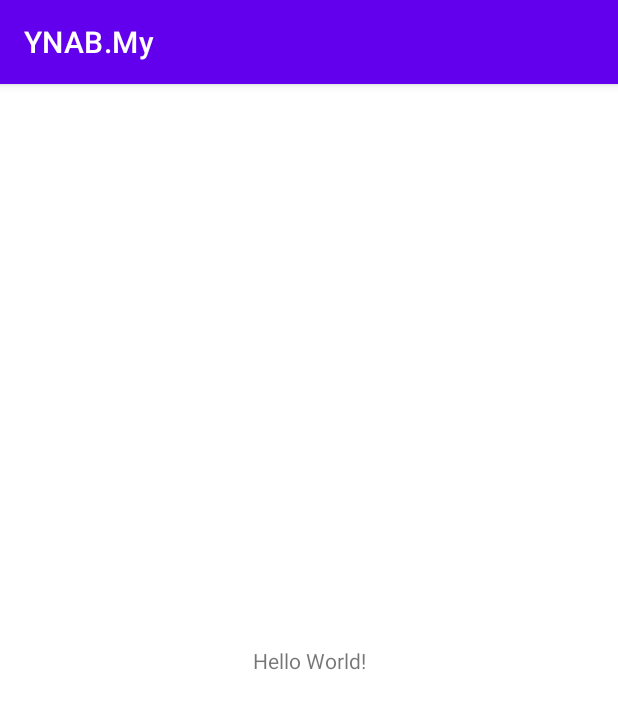
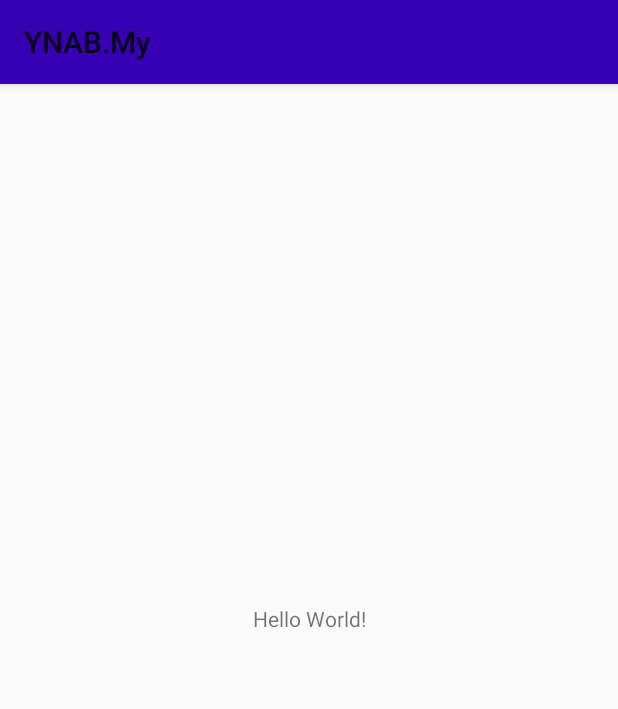
Before and after one commit to TenHorizons/YNAB.My, an Android app: the screen it shows after launch (MainActivity), on a phone screen of 412 x 824 dp. Shown: the top 709 px of the screen. Run offline under Robolectric (Android 15) with nearby library versions, the phone set to English and light mode, and no system bars.

Commit message:
action bar #1
unfinished. just a basic backbone

```diff
--- a/app/src/main/AndroidManifest.xml
+++ b/app/src/main/AndroidManifest.xml
@@ -8,7 +8,7 @@
         android:label="@string/app_name"
         android:roundIcon="@mipmap/ic_launcher_round"
         android:supportsRtl="true"
-        android:theme="@style/Theme.YNABMy">
+        android:theme="@style/Theme.AppCompat.Light.NoActionBar">
         <activity
             android:name=".MainActivity"
             android:exported="true">
--- a/app/src/main/java/com/example/ynabmy/MainActivity.java
+++ b/app/src/main/java/com/example/ynabmy/MainActivity.java
@@ -10,5 +10,6 @@ public class MainActivity extends AppCompatActivity {
     protected void onCreate(Bundle savedInstanceState) {
         super.onCreate(savedInstanceState);
         setContentView(R.layout.activity_main);
+        setSupportActionBar(findViewById(R.id.budget_toolbar));
     }
 }
--- a/app/src/main/res/layout/activity_main.xml
+++ b/app/src/main/res/layout/activity_main.xml
@@ -15,4 +15,14 @@
         app:layout_constraintRight_toRightOf="parent"
         app:layout_constraintTop_toTopOf="parent" />
 
+    <androidx.appcompat.widget.Toolbar
+        android:id="@+id/budget_toolbar"
+        android:layout_width="match_parent"
+        android:layout_height="wrap_content"
+        android:background="@color/design_default_color_primary_dark"
+        android:elevation="4dp"
+        android:theme="@style/ThemeOverlay.AppCompat.ActionBar"
+        app:popupTheme="@style/ThemeOverlay.AppCompat.Light"
+        app:layout_constraintTop_toTopOf="parent"/>
+
 </androidx.constraintlayout.widget.ConstraintLayout>
--- a/gradle.properties
+++ b/gradle.properties
@@ -19,3 +19,9 @@ android.useAndroidX=true
 # resources declared in the library itself and none from the library's dependencies,
 # thereby reducing the size of the R class for that library
 android.nonTransitiveRClass=true
+
+# Feb 2022 - added by Ze Hong in attempt to configure toolbar (top nav bar)
+#When this flag is set to true, the Android plugin automatically migrates existing
+# third-party libraries to use AndroidX dependencies by rewriting their binaries.
+# The flag is false by default if it is not specified.
+android.enableJetifier=true
```
